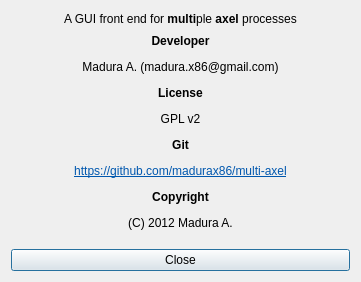
First picture: the form in aboutWindow.ui, repository manushanga/multi-axel, before the edit.
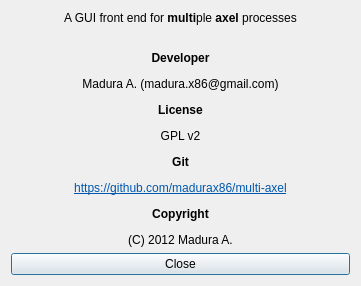
Second picture: the form after the edit.

Diff of the .ui file:
```diff
--- a/aboutWindow.ui
+++ b/aboutWindow.ui
@@ -48,6 +48,19 @@
      </property>
     </widget>
    </item>
+   <item row="1" column="0">
+    <widget class="QLabel" name="lblCompileDate">
+     <property name="styleSheet">
+      <string notr="true"/>
+     </property>
+     <property name="text">
+      <string/>
+     </property>
+     <property name="textFormat">
+      <enum>Qt::AutoText</enum>
+     </property>
+    </widget>
+   </item>
   </layout>
  </widget>
  <resources/>
```
